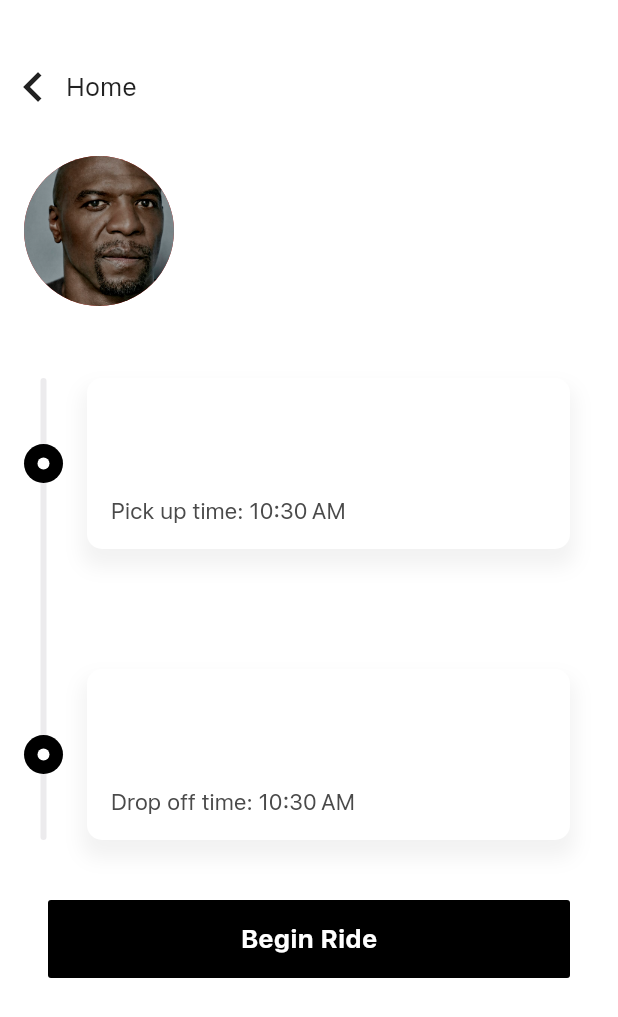
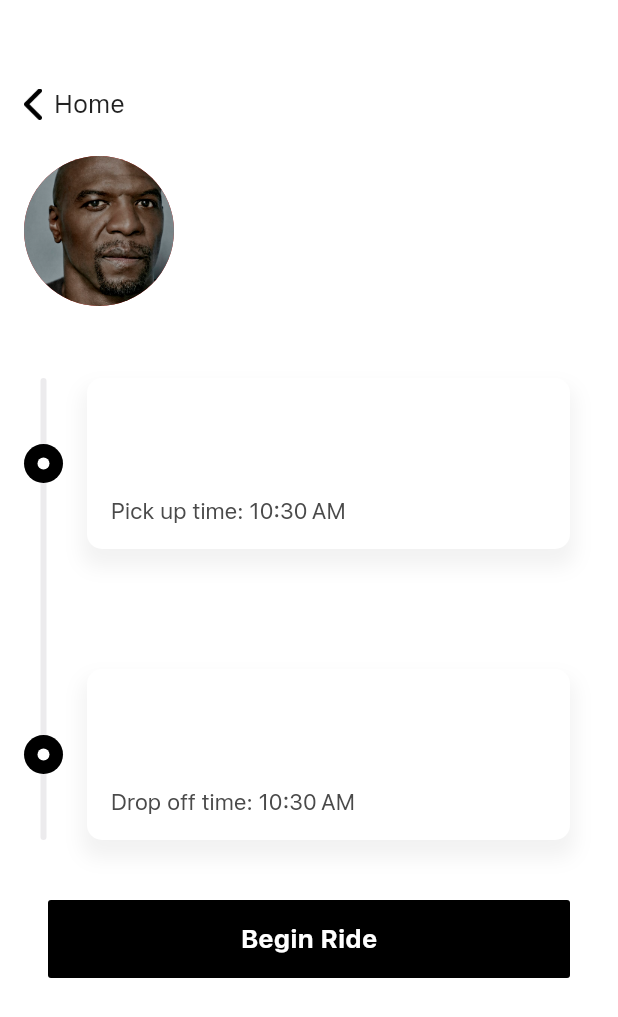
Before and after one commit to cornell-dti/carriage-driver, a Flutter app: the BeginRidePage screen opened directly with empty values, on a phone screen of 412 x 824 dp. Shown: the top 1017 px of the screen. Run offline on Flutter 3.47's test engine with Material 2 defaults, Android fonts, the phone set to English and light mode, and no system bars; drawn by our look-alikes of loading_overlay; our stand-ins replace flutter_secure_storage, flutter_svg, google_sign_in, jwt_decoder, wakelock; missing offline and left inert: geolocation, speech_bubble; accounts and stored records are empty; network calls fail; project files that could hold a hidden picture were left out.

Commit message:
Updated icons in nav bar and rides pages to use Carriage icons

```diff
--- a/lib/main.dart
+++ b/lib/main.dart
@@ -4,7 +4,7 @@ import 'package:flutter/material.dart';
 
 void main() {
   AppConfig configuredApp = AppConfig(
-    baseUrl: "https://carriage-web.herokuapp.com",
+    baseUrl: "https://carriage-web.herokuapp.com/api",
     child: MyApp(),
   );
 
--- a/lib/pages/Rides.dart
+++ b/lib/pages/Rides.dart
@@ -240,7 +240,7 @@ class RideGroupTitle extends StatelessWidget {
       Text(title,
           style: CarriageTheme.title3.copyWith(color: CarriageTheme.gray1)),
       SizedBox(width: 24),
-      Icon(Icons.people),
+      Image.asset('assets/images/peopleIcon.png', width: 20, height: 12),
       SizedBox(width: 8),
       Text(numRides.toString(),
           style: TextStyle(
--- a/lib/pages/ride-flow/PickUpPage.dart
+++ b/lib/pages/ride-flow/PickUpPage.dart
@@ -93,7 +93,7 @@ class _PickUpPageState extends State<PickUpPage> {
                                       children: [
                                         CallButton(),
                                         SizedBox(width: 16),
-                                        ShadowedIconButton(Icons.person_outline, () {
+                                        ShadowedCircleButton('assets/images/cancelIcon.png', () {
                                           // TODO: add no show functionality
                                         })
                                       ]
--- a/lib/widgets/AppBars.dart
+++ b/lib/widgets/AppBars.dart
@@ -19,14 +19,12 @@ class ReturnHomeBar extends StatelessWidget implements PreferredSizeWidget {
                 crossAxisAlignment: CrossAxisAlignment.center,
                 mainAxisAlignment: MainAxisAlignment.start,
                 children: [
-                  IconButton(
-                    icon: Icon(
-                      Icons.chevron_left,
-                      size: 40,
+                  GestureDetector(
+                    child: Padding(
+                      padding: EdgeInsets.only(left: 16, right: 8),
+                      child: Image.asset('assets/images/backArrow.png', width: 12, height: 21),
                     ),
-                    padding: EdgeInsets.zero,
-                    visualDensity: VisualDensity.comfortable,
-                    onPressed: () {
+                    onTap: () {
                       Navigator.of(context).pushReplacement(
                           MaterialPageRoute(builder: (BuildContext context) => Home())
                       );
```
Also changed, not shown: lib/pages/Home.dart (+5 -4 lines), lib/widgets/Buttons.dart (+7 -7 lines), assets/images/backArrow.png (added), assets/images/bellIcon.png (added), assets/images/cancelIcon.png (added), assets/images/carIconBlack.png (added), assets/images/carIconGrey.png (added), assets/images/carIconOutlined.png (renamed from assets/images/carIcon.png), assets/images/clockIconBlack.png (added), assets/images/clockIconGrey.png (added), assets/images/peopleIcon.png (added), assets/images/phoneIcon.png (added), assets/images/profileIconBlack.png (added), assets/images/profileIconGrey.png (added).
